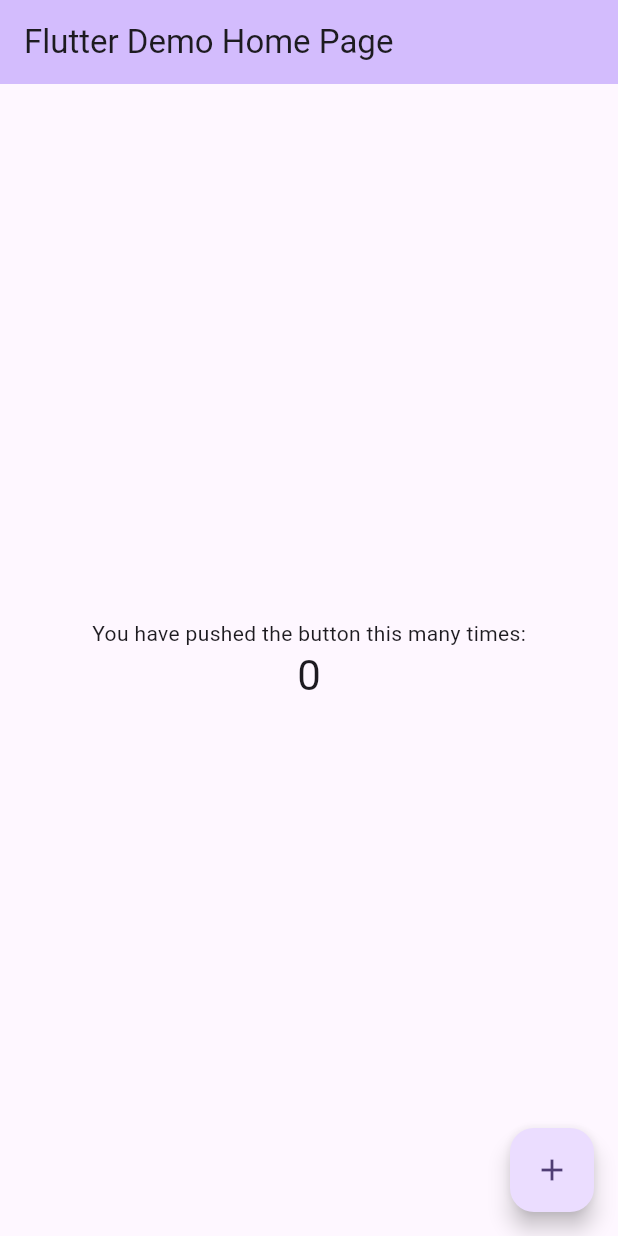
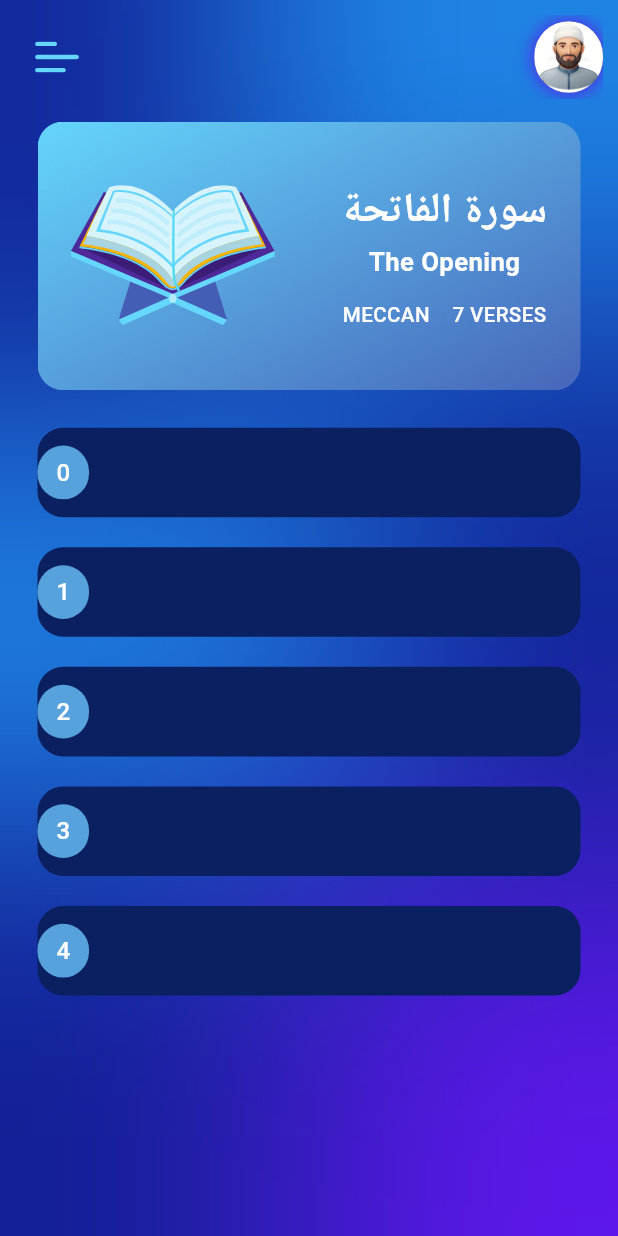
Before and after one commit to mirzoulugdev/Quran-App, a Flutter app: the screen it shows after launch, on a phone screen of 412 x 824 dp. Run offline on Flutter 3.47's test engine with Material 3 defaults, Android fonts, the phone set to English and light mode, and no system bars; our stand-ins replace flutter_screenutil, flutter_svg, go_router.

Commit message:
Add SurahScreen

```diff
--- a/lib/core/routes/app_router.dart
+++ b/lib/core/routes/app_router.dart
@@ -0,0 +1,20 @@
+import 'package:flutter/material.dart';
+import 'package:go_router/go_router.dart';
+import 'package:quran_app/core/routes/app_router_names.dart';
+import 'package:quran_app/features/surahs/presentation/screens/surah_info_screen.dart';
+
+final _rootNavigatorKey = GlobalKey<NavigatorState>();
+
+class AppRouter {
+  static final GoRouter router = GoRouter(
+    initialLocation: AppRouterNames.surahInfo,
+    navigatorKey: _rootNavigatorKey,
+    routes: [
+      GoRoute(
+        path: AppRouterNames.surahInfo,
+        name: AppRouterNames.surahInfo,
+        builder: (context, state) => SurahInfoScreen(),
+      ),
+    ],
+  );
+}
--- a/lib/core/routes/app_router_names.dart
+++ b/lib/core/routes/app_router_names.dart
@@ -0,0 +1,8 @@
+class AppRouterNames {
+  static String home = '/home';
+  static String login = '/login';
+  static String register = '/register';
+  static String surah = '/surah';
+  static String surahInfo = '/surahInfo';
+  static String splash = '/splash';
+}
--- a/lib/core/utils/app_colors.dart
+++ b/lib/core/utils/app_colors.dart
@@ -0,0 +1,9 @@
+import 'package:flutter/material.dart';
+
+class AppColors {
+  static const mainColor = Color(0xFF5E17EB);
+  static const backgroundColor = Color(0xFF112095);
+  static const lightBlue = Color(0xFF57A2DD);
+  static const whiteColor = Colors.white;
+  static const darkBlue = Color(0xFF0A2060);
+}
--- a/lib/core/utils/app_icons.dart
+++ b/lib/core/utils/app_icons.dart
@@ -0,0 +1,10 @@
+import 'package:flutter/material.dart';
+import 'package:flutter_svg/svg.dart';
+
+class AppIcons {
+  static Widget iconMenu = SvgPicture.asset('assets/svgs/menu.svg');
+  static Widget iconBook = SvgPicture.asset('assets/svgs/book.svg');
+  static Widget iconPlay = SvgPicture.asset('assets/svgs/play.svg');
+  static Widget iconSaved = SvgPicture.asset('assets/svgs/saved.svg');
+  static Widget iconShare = SvgPicture.asset('assets/svgs/share.svg');
+}
--- a/lib/core/utils/app_images.dart
+++ b/lib/core/utils/app_images.dart
@@ -0,0 +1,4 @@
+class AppImages {
+  static const profileImage = "assets/images/profileImage.png";
+  static const customContainer = "assets/images/custom_container.png";
+}
--- /dev/null
+++ b/lib/features/surahs/presentation/screens/surah_info_screen.dart
@@ -0,0 +1,147 @@
+import 'dart:ui';
+
+import 'package:flutter/material.dart';
+import 'package:flutter_screenutil/flutter_screenutil.dart';
+import 'package:quran_app/core/utils/app_colors.dart';
+import 'package:quran_app/core/utils/app_icons.dart';
+import 'package:quran_app/core/utils/app_images.dart';
+import 'package:quran_app/features/surahs/presentation/widgets/surah_banner.dart';
+
+class SurahInfoScreen extends StatelessWidget {
+  const SurahInfoScreen({super.key});
+
+  @override
+  Widget build(BuildContext context) {
+    return Scaffold(
+      backgroundColor: AppColors.backgroundColor,
+      body: Stack(
+        children: [
+          Align(
+            alignment: Alignment(0.8, -1.1),
+            child: Container(
+              width: 200.w,
+              height: 200.h,
+              color: Colors.blue,
+            ),
+          ),
+          Align(
+            alignment: Alignment(-0.9, -0),
+            child: Container(
+              width: 200.w,
+              height: 200.h,
+              color: Colors.blue,
+            ),
+          ),
+          Align(
+            alignment: Alignment(1.2, 1),
+            child: Container(
+              width: 200.w,
+              height: 200.h,
+              color: AppColors.mainColor,
+            ),
+          ),
+          BackdropFilter(
+            filter: ImageFilter.blur(
+              sigmaX: 100,
+              sigmaY: 100,
+            ),
+            child: Container(
+              decoration: BoxDecoration(
+                color: Colors.transparent,
+              ),
+            ),
+          ),
+          SizedBox(
+            height: double.infinity,
+            width: double.infinity,
+            child: Padding(
+              padding: const EdgeInsets.symmetric(
+                horizontal: 10.0,
+                vertical: 10.0,
+              ),
+              child: CustomScrollView(
+                slivers: [
+                  SliverAppBar(
+                    backgroundColor: Colors.transparent,
+                    leading: IconButton(
+                      onPressed: () {},
+                      icon: AppIcons.iconMenu,
+                    ),
+                    actions: [
+                      Container(
+                        width: 40.w,
+                        height: 40.h,
+                        decoration: BoxDecoration(
+                          borderRadius: BorderRadius.circular(100.r),
+                          color: AppColors.backgroundColor,
+                          boxShadow: [
+                            BoxShadow(
+                              offset: Offset(0, 0),
+                              color: AppColors.mainColor,
+                              blurRadius: 10,
+                            )
+                          ],
+                        ),
+                        child: ClipRRect(
+                          borderRadius: BorderRadius.circular(50.r),
+                          child: Image.asset(
+                            AppImages.profileImage,
+                            fit: BoxFit.cover,
+                          ),
+                        ),
+                      )
+                    ],
+                  ),
+                  SurahBanner(),
+                  SliverList.builder(
+                    itemCount: 5,
+                    itemBuilder: (context, index) {
+                      return Padding(
+                        padding: const EdgeInsets.symmetric(
+                            horizontal: 15.0, vertical: 10),
+                        child: Column(
+                          children: [
+                            Container(
+                              width: double.infinity.w,
+                              height: 50.h,
+                              decoration: BoxDecoration(
+                                borderRadius: BorderRadius.circular(15.r),
+                                color: AppColors.darkBlue,
+                              ),
+                              child: Row(
+                                children: [
+                                  Container(
+                                    alignment: Alignment.center,
+                                    width: 30.w,
+                                    height: 30.h,
+                                    decoration: BoxDecoration(
+                                      borderRadius:
+                                          BorderRadius.circular(100.r),
+                                      color: AppColors.lightBlue,
+                                    ),
+                                    child: Text(
+                                      "$index",
+                                      style: TextStyle(
+                                        fontSize: 14.sp,
+                                        fontWeight: FontWeight.w500,
+                                        color: AppColors.whiteColor,
+                                      ),
+                                    ),
+                                  )
+                                ],
+                              ),
+                            )
+                          ],
+                        ),
+                      );
+                    },
+                  ),
+                ],
+              ),
+            ),
+          )
+        ],
+      ),
+    );
+  }
+}
--- a/lib/main.dart
+++ b/lib/main.dart
@@ -1,4 +1,6 @@
 import 'package:flutter/material.dart';
+import 'package:flutter_screenutil/flutter_screenutil.dart';
+import 'package:quran_app/core/routes/app_router.dart';
 
 void main() {
   runApp(const MyApp());
@@ -9,60 +11,16 @@ class MyApp extends StatelessWidget {
 
   @override
   Widget build(BuildContext context) {
-    return MaterialApp(
-      title: 'Flutter Demo',
-      theme: ThemeData(
-        colorScheme: ColorScheme.fromSeed(seedColor: Colors.deepPurple),
-        useMaterial3: true,
-      ),
-      home: const MyHomePage(title: 'Flutter Demo Home Page'),
-    );
-  }
-}
-
-class MyHomePage extends StatefulWidget {
-  const MyHomePage({super.key, required this.title});
-
-  final String title;
-
-  @override
-  State<MyHomePage> createState() => _MyHomePageState();
-}
-
-class _MyHomePageState extends State<MyHomePage> {
-  int _counter = 0;
-
-  void _incrementCounter() {
-    setState(() {
-      _counter++;
-    });
-  }
-
-  @override
-  Widget build(BuildContext context) {
-    return Scaffold(
-      appBar: AppBar(
-        backgroundColor: Theme.of(context).colorScheme.inversePrimary,
-        title: Text(widget.title),
-      ),
-      body: Center(
-        child: Column(
-          mainAxisAlignment: MainAxisAlignment.center,
-          children: <Widget>[
-            const Text(
-              'You have pushed the button this many times:',
-            ),
-            Text(
-              '$_counter',
-              style: Theme.of(context).textTheme.headlineMedium,
-            ),
-          ],
+    return ScreenUtilInit(
+      designSize: Size(360, 690),
+      child: MaterialApp.router(
+        debugShowCheckedModeBanner: false,
+        routerConfig: AppRouter.router,
+        title: 'Quran App',
+        theme: ThemeData(
+          colorScheme: ColorScheme.fromSeed(seedColor: Colors.deepPurple),
+          useMaterial3: true,
         ),
-      ),
-      floatingActionButton: FloatingActionButton(
-        onPressed: _incrementCounter,
-        tooltip: 'Increment',
-        child: const Icon(Icons.add),
       ),
     );
   }
```
Also changed, not shown: lib/features/auth/data/datasources/network_data_source.dart (added, +11 -0 lines), lib/features/surahs/presentation/widgets/surah_banner.dart (added, +88 -0 lines), pubspec.yaml (+6 -3 lines), assets/images/custom_container.png (added), assets/images/profileImage.png (added), assets/svgs/book.svg (added), assets/svgs/menu.svg (added), assets/svgs/play.svg (added), assets/svgs/saved.svg (added), assets/svgs/share.svg (added), lib/features/auth/data/datasources/nothing.dart (deleted), pubspec.lock.
